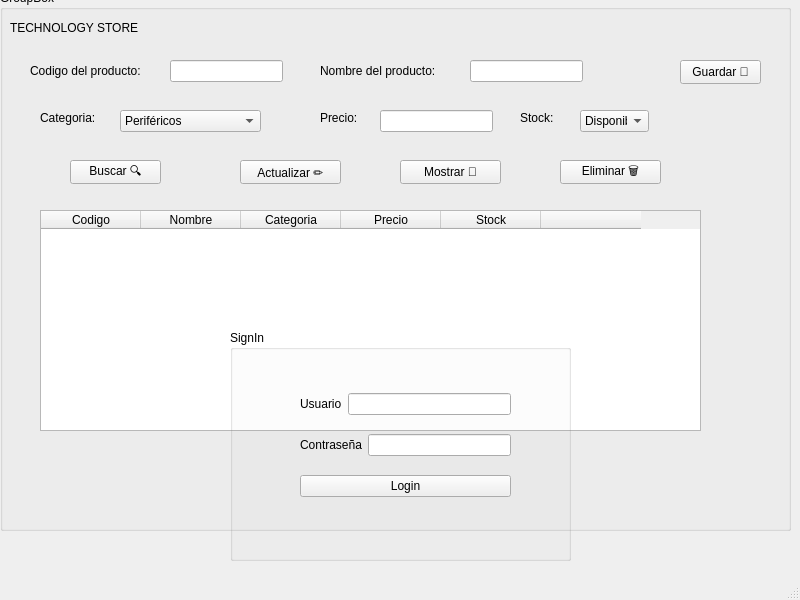
First picture: the form in mainwindow.ui, repository Milka-Borja/Control_inventario, before the edit.
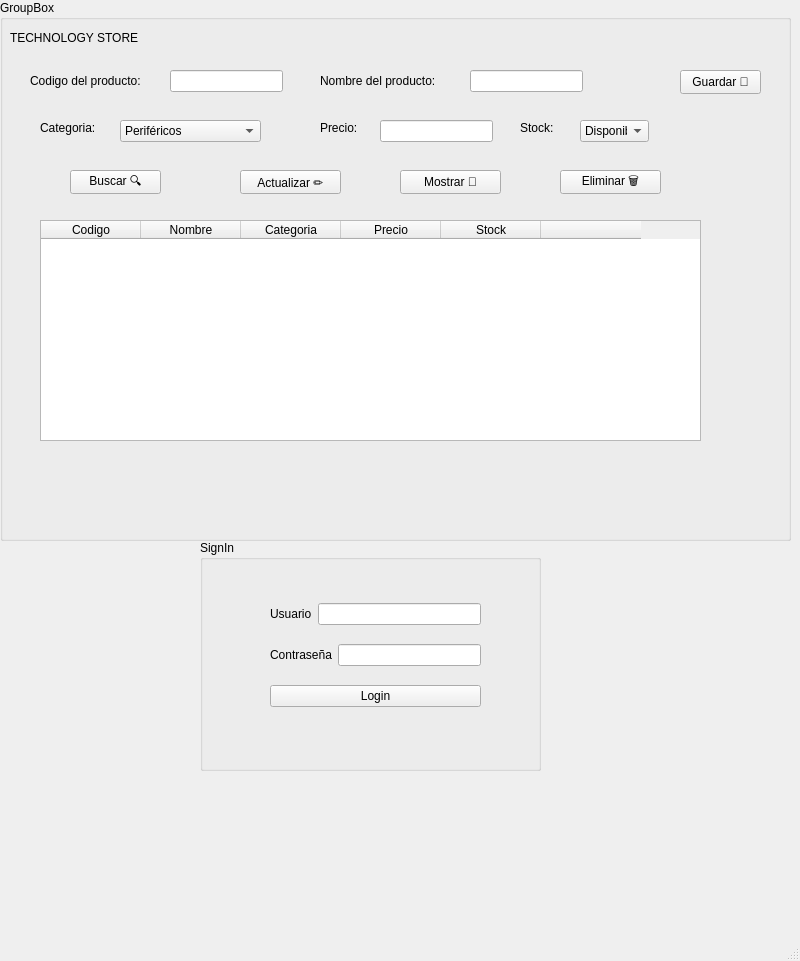
Second picture: the form after the edit.

What changed in the file:
```diff
--- a/mainwindow.ui
+++ b/mainwindow.ui
@@ -7,7 +7,7 @@
     <x>0</x>
     <y>0</y>
     <width>800</width>
-    <height>600</height>
+    <height>961</height>
    </rect>
   </property>
   <property name="windowTitle">
@@ -18,7 +18,7 @@
     <property name="geometry">
      <rect>
       <x>0</x>
-      <y>-10</y>
+      <y>0</y>
       <width>791</width>
       <height>541</height>
      </rect>
@@ -323,8 +323,8 @@
    <widget class="QGroupBox" name="groupBox">
     <property name="geometry">
      <rect>
-      <x>230</x>
-      <y>330</y>
+      <x>200</x>
+      <y>540</y>
       <width>341</width>
       <height>231</height>
      </rect>
```
Left out of the diff: 2 changed lines with no effect on the pictures.
